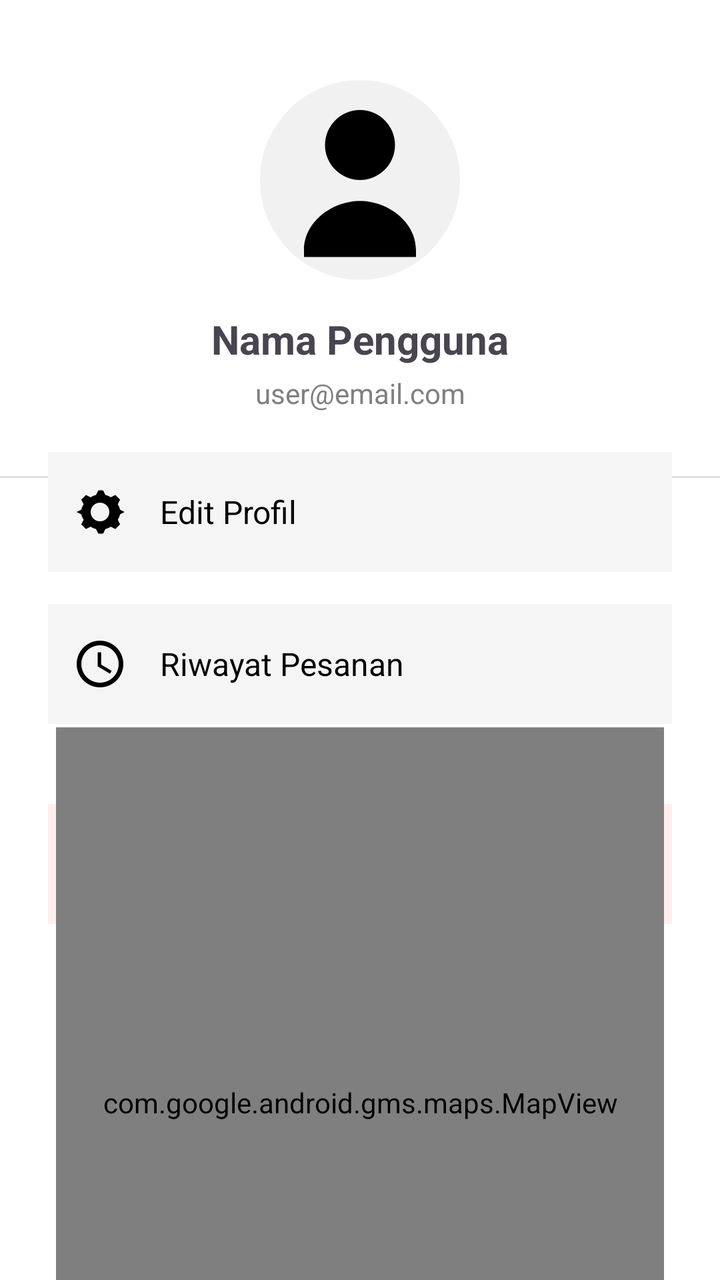
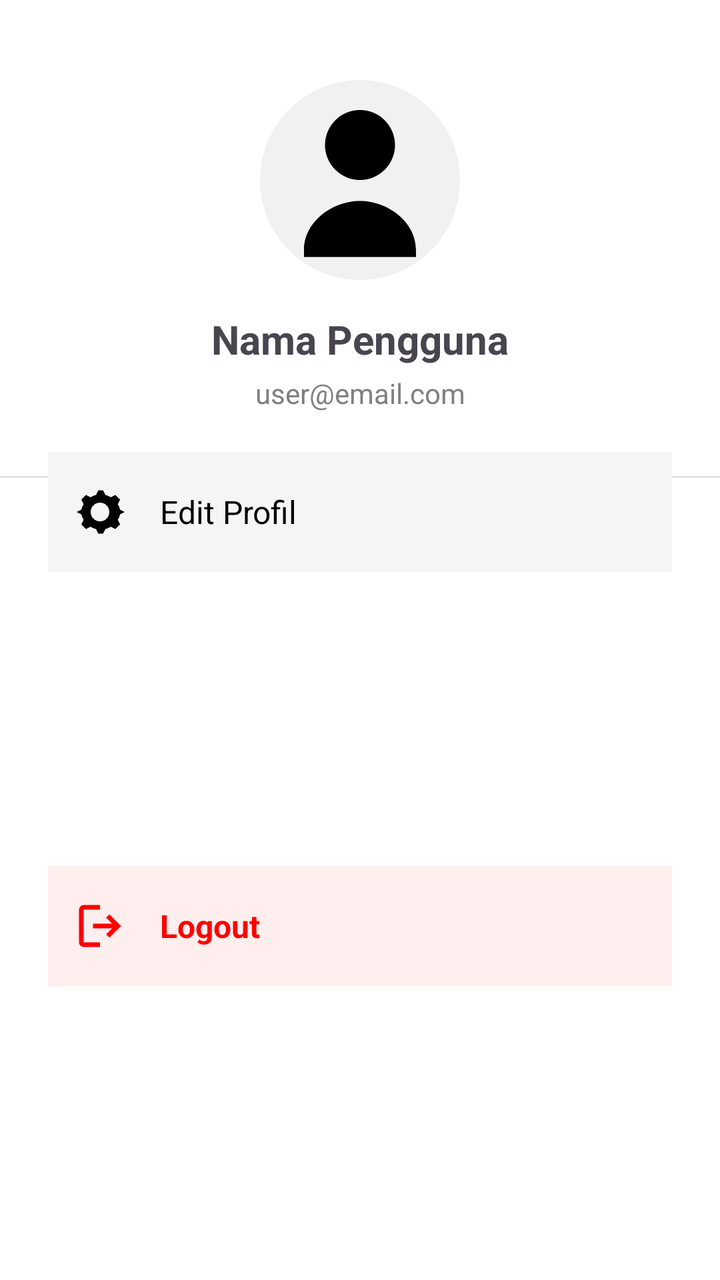

Before-and-after screenshots of an Android layout around one commit, followed by the original layout XML and the change that was made.
<!-- AndroidManifest.xml: application theme Theme.NgGojek -->
<!-- res/layout/activity_profile.xml -->
<?xml version="1.0" encoding="utf-8"?>
<androidx.constraintlayout.widget.ConstraintLayout xmlns:android="http://schemas.android.com/apk/res/android"
    xmlns:app="http://schemas.android.com/apk/res-auto"
    xmlns:tools="http://schemas.android.com/tools"
    android:layout_width="match_parent"
    android:layout_height="match_parent"
    android:background="#FFFFFF">

    
    <ImageView
        android:id="@+id/imgProfile"
        android:layout_width="100dp"
        android:layout_height="100dp"
        android:layout_marginTop="40dp"
        android:background="@drawable/bg_circle"
        android:padding="8dp"
        android:src="@drawable/profile"
        app:layout_constraintTop_toTopOf="parent"
        app:layout_constraintStart_toStartOf="parent"
        app:layout_constraintEnd_toEndOf="parent" />

    
    <TextView
        android:id="@+id/txtNama"
        android:layout_width="wrap_content"
        android:layout_height="wrap_content"
        android:text="Nama Pengguna"
        android:textSize="20sp"
        android:textStyle="bold"
        android:layout_marginTop="16dp"
        app:layout_constraintTop_toBottomOf="@id/imgProfile"
        app:layout_constraintStart_toStartOf="parent"
        app:layout_constraintEnd_toEndOf="parent" />

    
    <TextView
        android:id="@+id/txtEmail"
        android:layout_width="wrap_content"
        android:layout_height="wrap_content"
        android:text="user@email.com"
        android:textSize="14sp"
        android:textColor="#808080"
        android:layout_marginTop="4dp"
        app:layout_constraintTop_toBottomOf="@id/txtNama"
        app:layout_constraintStart_toStartOf="parent"
        app:layout_constraintEnd_toEndOf="parent" />

    
    <View
        android:layout_width="0dp"
        android:layout_height="1dp"
        android:layout_marginTop="32dp"
        android:background="#E0E0E0"
        app:layout_constraintTop_toBottomOf="@id/txtEmail"
        app:layout_constraintStart_toStartOf="parent"
        app:layout_constraintEnd_toEndOf="parent" />

    
    <LinearLayout
        android:id="@+id/btnEditProfile"
        android:layout_width="0dp"
        android:layout_height="60dp"
        android:layout_marginStart="24dp"
        android:layout_marginTop="20dp"
        android:layout_marginEnd="24dp"
        android:orientation="horizontal"
        android:gravity="center_vertical"
        android:padding="12dp"
        android:background="#F5F5F5"
        app:layout_constraintTop_toBottomOf="@id/txtEmail"
        app:layout_constraintStart_toStartOf="parent"
        app:layout_constraintEnd_toEndOf="parent">

        <ImageView
            android:layout_width="28dp"
            android:layout_height="28dp"
            android:src="@drawable/settings" />

        <TextView
            android:layout_marginStart="16dp"
            android:layout_width="wrap_content"
            android:layout_height="wrap_content"
            android:text="Edit Profil"
            android:textSize="16sp"
            android:textColor="#000000" />
    </LinearLayout>

    
    <LinearLayout
        android:id="@+id/btnRiwayat"
        android:layout_width="0dp"
        android:layout_height="60dp"
        android:layout_marginStart="24dp"
        android:layout_marginTop="16dp"
        android:layout_marginEnd="24dp"
        android:orientation="horizontal"
        android:gravity="center_vertical"
        android:padding="12dp"
        android:background="#F5F5F5"
        app:layout_constraintTop_toBottomOf="@id/btnEditProfile"
        app:layout_constraintStart_toStartOf="parent"
        app:layout_constraintEnd_toEndOf="parent">

        <ImageView
            android:layout_width="28dp"
            android:layout_height="28dp"
            android:src="@drawable/clock" />

        <TextView
            android:layout_marginStart="16dp"
            android:layout_width="wrap_content"
            android:layout_height="wrap_content"
            android:text="Riwayat Pesanan"
            android:textSize="16sp"
            android:textColor="#000000" />
    </LinearLayout>

    
    <LinearLayout
        android:id="@+id/btnLogout"
        android:layout_width="0dp"
        android:layout_height="60dp"
        android:layout_marginStart="24dp"
        android:layout_marginTop="40dp"
        android:layout_marginEnd="24dp"
        android:orientation="horizontal"
        android:gravity="center_vertical"
        android:padding="12dp"
        android:background="#FFEEEE"
        app:layout_constraintTop_toBottomOf="@id/btnRiwayat"
        app:layout_constraintStart_toStartOf="parent"
        app:layout_constraintEnd_toEndOf="parent">

        <ImageView
            android:layout_width="28dp"
            android:layout_height="28dp"
            android:src="@drawable/logout"
            app:tint="#FF0000" />

        <TextView
            android:layout_marginStart="16dp"
            android:layout_width="wrap_content"
            android:layout_height="wrap_content"
            android:text="Logout"
            android:textSize="16sp"
            android:textStyle="bold"
            android:textColor="#FF0000" />
    </LinearLayout>

    <com.google.android.gms.maps.MapView
        android:id="@+id/mapView"
        android:layout_width="304dp"
        android:layout_height="375dp"
        app:layout_constraintBottom_toBottomOf="parent"
        app:layout_constraintEnd_toEndOf="parent"
        app:layout_constraintStart_toStartOf="parent"
        app:layout_constraintTop_toBottomOf="@+id/btnLogout" />

</androidx.constraintlayout.widget.ConstraintLayout>
<!-- resources referenced by this layout -->
<resources>
  <!-- drawable bg_circle (drawable) -->
  <shape xmlns:android="http://schemas.android.com/apk/res/android"
      android:shape="oval">
      <solid android:color="#F1F1F1"/>
  </shape>
  <!-- drawable clock (drawable) -->
  <vector xmlns:android="http://schemas.android.com/apk/res/android" android:height="24dp" android:tint="#000000" android:viewportHeight="24" android:viewportWidth="24" android:width="24dp">
        
      <path android:fillColor="@android:color/white" android:pathData="M11.99,2C6.47,2 2,6.48 2,12s4.47,10 9.99,10C17.52,22 22,17.52 22,12S17.52,2 11.99,2zM12,20c-4.42,0 -8,-3.58 -8,-8s3.58,-8 8,-8 8,3.58 8,8 -3.58,8 -8,8z"/>
        
      <path android:fillColor="@android:color/white" android:pathData="M12.5,7H11v6l5.25,3.15 0.75,-1.23 -4.5,-2.67z"/>
      
  </vector>
  <!-- drawable logout (drawable) -->
  <vector xmlns:android="http://schemas.android.com/apk/res/android"
      android:width="24dp"
      android:height="24dp"
      android:viewportWidth="960"
      android:viewportHeight="960">
    <path
        android:pathData="M200,840q-33,0 -56.5,-23.5T120,760v-560q0,-33 23.5,-56.5T200,120h280v80L200,200v560h280v80L200,840ZM640,680 L585,622 687,520L360,520v-80h327L585,338l55,-58 200,200 -200,200Z"
        android:fillColor="#e3e3e3"/>
  </vector>
  <!-- drawable profile (drawable) -->
  <vector xmlns:android="http://schemas.android.com/apk/res/android"
      android:width="24dp"
      android:height="24dp"
      android:viewportWidth="24"
      android:viewportHeight="24">
      <path
          android:fillColor="#000"
          android:pathData="M12,12a5,5 0 1,0 0,-10a5,5 0 1,0 0,10zM4,22c0,-4 4,-7 8,-7s8,3 8,7v1H4v-1z"/>
  </vector>
  <!-- drawable settings (drawable) -->
  <vector xmlns:android="http://schemas.android.com/apk/res/android"
      android:width="24dp"
      android:height="24dp"
      android:viewportWidth="24"
      android:viewportHeight="24">
      <path
          android:fillColor="#000"
          android:pathData="M12,8a4,4 0 1,0 0,8a4,4 0 1,0 0,-8zM4,13l-2,-1l2,-1c0.2,-0.8 0.5,-1.6 1,-2.3l-1,-2l2,-2l2,1c0.7,-0.5 1.5,-0.8 2.3,-1l1,-2h2l1,2c0.8,0.2 1.6,0.5 2.3,1l2,-1l2,2l-1,2c0.5,0.7 0.8,1.5 1,2.3l2,1l-2,1c-0.2,0.8 -0.5,1.6 -1,2.3l1,2l-2,2l-2,-1c-0.7,0.5 -1.5,0.8 -2.3,1l-1,2h-2l-1,-2c-0.8,-0.2 -1.6,-0.5 -2.3,-1l-2,1l-2,-2l1,-2c-0.5,-0.7 -0.8,-1.5 -1,-2.3z"/>
  </vector>
  <style name="Theme.NgGojek" parent="Base.Theme.NgGojek" />
  <style name="Base.Theme.NgGojek" parent="Theme.Material3.DayNight.NoActionBar">
          
          
          <item name="android:windowBackground">@color/white</item>
      </style>
  <color name="white">#FFFFFFFF</color>
</resources>

<!-- the commit's change to res/layout/activity_profile.xml (unified diff, before → after) -->
@@ -6,7 +6,6 @@
     android:layout_height="match_parent"
     android:background="#FFFFFF">
 
-    
     <ImageView
         android:id="@+id/imgProfile"
         android:layout_width="100dp"
@@ -19,7 +18,6 @@
         app:layout_constraintStart_toStartOf="parent"
         app:layout_constraintEnd_toEndOf="parent" />
 
-    
     <TextView
         android:id="@+id/txtNama"
         android:layout_width="wrap_content"
@@ -32,7 +30,6 @@
         app:layout_constraintStart_toStartOf="parent"
         app:layout_constraintEnd_toEndOf="parent" />
 
-    
     <TextView
         android:id="@+id/txtEmail"
         android:layout_width="wrap_content"
@@ -45,17 +42,16 @@
         app:layout_constraintStart_toStartOf="parent"
         app:layout_constraintEnd_toEndOf="parent" />
 
-    
     <View
+        android:id="@+id/view"
         android:layout_width="0dp"
         android:layout_height="1dp"
         android:layout_marginTop="32dp"
         android:background="#E0E0E0"
-        app:layout_constraintTop_toBottomOf="@id/txtEmail"
+        app:layout_constraintEnd_toEndOf="parent"
         app:layout_constraintStart_toStartOf="parent"
-        app:layout_constraintEnd_toEndOf="parent" />
+        app:layout_constraintTop_toBottomOf="@id/txtEmail" />
 
-    
     <LinearLayout
         android:id="@+id/btnEditProfile"
         android:layout_width="0dp"
@@ -85,51 +81,49 @@
             android:textColor="#000000" />
     </LinearLayout>
 
-    
-    <LinearLayout
-        android:id="@+id/btnRiwayat"
-        android:layout_width="0dp"
-        android:layout_height="60dp"
-        android:layout_marginStart="24dp"
-        android:layout_marginTop="16dp"
-        android:layout_marginEnd="24dp"
-        android:orientation="horizontal"
-        android:gravity="center_vertical"
-        android:padding="12dp"
-        android:background="#F5F5F5"
-        app:layout_constraintTop_toBottomOf="@id/btnEditProfile"
-        app:layout_constraintStart_toStartOf="parent"
-        app:layout_constraintEnd_toEndOf="parent">
 
-        <ImageView
-            android:layout_width="28dp"
-            android:layout_height="28dp"
-            android:src="@drawable/clock" />
 
-        <TextView
-            android:layout_marginStart="16dp"
-            android:layout_width="wrap_content"
-            android:layout_height="wrap_content"
-            android:text="Riwayat Pesanan"
-            android:textSize="16sp"
-            android:textColor="#000000" />
-    </LinearLayout>
 
-    
+
+
+
+
+
+
+
+
+
+
+
+
+
+
+
+
+
+
+
+
+
+
+
+
+
+
     <LinearLayout
         android:id="@+id/btnLogout"
         android:layout_width="0dp"
         android:layout_height="60dp"
         android:layout_marginStart="24dp"
-        android:layout_marginTop="40dp"
         android:layout_marginEnd="24dp"
+        android:background="#FFEEEE"
+        android:gravity="center_vertical"
         android:orientation="horizontal"
-        android:gravity="center_vertical"
         android:padding="12dp"
-        android:background="#FFEEEE"
-        app:layout_constraintTop_toBottomOf="@id/btnRiwayat"
+        app:layout_constraintBottom_toBottomOf="parent"
+        app:layout_constraintEnd_toEndOf="parent"
         app:layout_constraintStart_toStartOf="parent"
-        app:layout_constraintEnd_toEndOf="parent">
+        app:layout_constraintTop_toBottomOf="@+id/btnEditProfile">
 
         <ImageView
             android:layout_width="28dp"
@@ -138,22 +132,13 @@
             app:tint="#FF0000" />
 
         <TextView
-            android:layout_marginStart="16dp"
             android:layout_width="wrap_content"
             android:layout_height="wrap_content"
+            android:layout_marginStart="16dp"
             android:text="Logout"
+            android:textColor="#FF0000"
             android:textSize="16sp"
-            android:textStyle="bold"
-            android:textColor="#FF0000" />
+            android:textStyle="bold" />
     </LinearLayout>
 
-    <com.google.android.gms.maps.MapView
-        android:id="@+id/mapView"
-        android:layout_width="304dp"
-        android:layout_height="375dp"
-        app:layout_constraintBottom_toBottomOf="parent"
-        app:layout_constraintEnd_toEndOf="parent"
-        app:layout_constraintStart_toStartOf="parent"
-        app:layout_constraintTop_toBottomOf="@+id/btnLogout" />
-
 </androidx.constraintlayout.widget.ConstraintLayout>
<!-- resource entries referenced after the edit -->
@@ -5,14 +5,6 @@
       android:shape="oval">
       <solid android:color="#F1F1F1"/>
   </shape>
-  <!-- drawable clock (drawable) -->
-  <vector xmlns:android="http://schemas.android.com/apk/res/android" android:height="24dp" android:tint="#000000" android:viewportHeight="24" android:viewportWidth="24" android:width="24dp">
-        
-      <path android:fillColor="@android:color/white" android:pathData="M11.99,2C6.47,2 2,6.48 2,12s4.47,10 9.99,10C17.52,22 22,17.52 22,12S17.52,2 11.99,2zM12,20c-4.42,0 -8,-3.58 -8,-8s3.58,-8 8,-8 8,3.58 8,8 -3.58,8 -8,8z"/>
-        
-      <path android:fillColor="@android:color/white" android:pathData="M12.5,7H11v6l5.25,3.15 0.75,-1.23 -4.5,-2.67z"/>
-      
-  </vector>
   <!-- drawable logout (drawable) -->
   <vector xmlns:android="http://schemas.android.com/apk/res/android"
       android:width="24dp"
